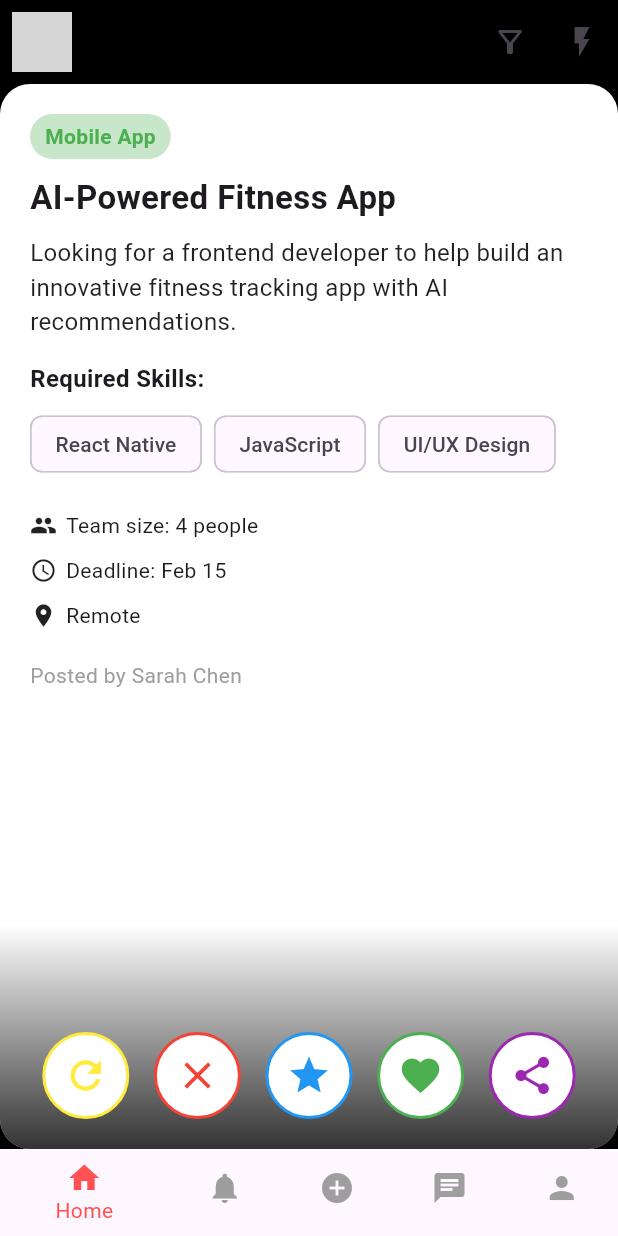
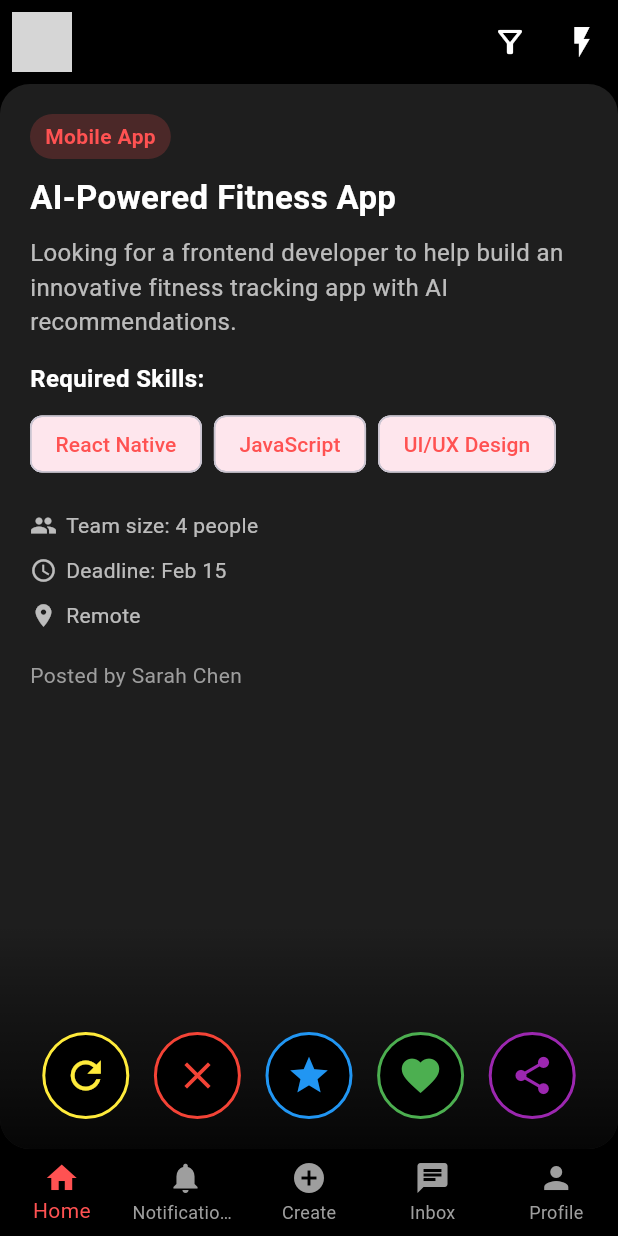
Before and after one commit to Deepak-Kambala/PairUp, a Flutter app: the HomeScreen screen opened directly, on a phone screen of 412 x 824 dp. Run offline on Flutter 3.47's test engine with Material 3 defaults, Android fonts, the phone set to English and light mode, and no system bars; drawn by our look-alikes of flutter_card_swiper; grey boxes are pictures that could not be loaded.

Commit message:
Modified UI of cards and added multiple visibility of cards simultaneously

```diff
--- a/lib/screens/home_screen.dart
+++ b/lib/screens/home_screen.dart
@@ -40,6 +40,7 @@ class _HomeScreenState extends State<HomeScreen> {
   @override
   Widget build(BuildContext context) {
     return Scaffold(
+      backgroundColor: Colors.black, // dark background
       appBar: AppBar(
         backgroundColor: Colors.black,
         elevation: 0,
@@ -49,11 +50,11 @@ class _HomeScreenState extends State<HomeScreen> {
         ),
         actions: [
           IconButton(
-            icon: const Icon(Icons.filter_alt_outlined),
+            icon: const Icon(Icons.filter_alt_outlined, color: Colors.white),
             onPressed: () {},
           ),
           IconButton(
-            icon: const Icon(Icons.flash_on),
+            icon: const Icon(Icons.flash_on, color: Colors.white),
             onPressed: () {},
           ),
         ],
@@ -67,13 +68,75 @@ class _HomeScreenState extends State<HomeScreen> {
           cardsCount: opportunities.length,
           cardBuilder: (context, index, percentX, percentY) {
             final opp = opportunities[index];
+            return _buildOpportunityCard(opp);
+          },
+          onEnd: () {
+            ScaffoldMessenger.of(context).showSnackBar(
+              const SnackBar(
+                content: Text("No more opportunities to show!"),
+                backgroundColor: Colors.deepPurple,
+              ),
+            );
+          },
+          allowedSwipeDirection: AllowedSwipeDirection.only(
+            left: true,
+            right: true,
+          ),
+
+          // 🔥 Tinder-like stacking
+          numberOfCardsDisplayed: 2, // show current + next card
+          scale: 0.9, // back card slightly smaller
+          backCardOffset: const Offset(0, 40), // peek effect
+          padding: EdgeInsets.zero,
+          maxAngle: 15,
+        ),
+      ),
+      bottomNavigationBar: BottomNavigationBar(
+        currentIndex: _currentIndex,
+        backgroundColor: Colors.black,
+        selectedItemColor: Colors.redAccent,
+        unselectedItemColor: Colors.grey,
+        type: BottomNavigationBarType.fixed,
+        onTap: (index) {
+          setState(() {
+            _currentIndex = index;
+          });
+        },
+        items: const [
+          BottomNavigationBarItem(
+            icon: Icon(Icons.home),
+            label: 'Home',
+          ),
+          BottomNavigationBarItem(
+            icon: Icon(Icons.notifications),
+            label: 'Notifications',
+          ),
+          BottomNavigationBarItem(
+            icon: Icon(Icons.add_circle),
+            label: 'Create',
+          ),
+          BottomNavigationBarItem(
+            icon: Icon(Icons.chat),
+            label: 'Inbox',
+          ),
+          BottomNavigationBarItem(
+            icon: Icon(Icons.person),
+            label: 'Profile',
+          ),
+        ],
+      ),
+    );
+  }
+
+  /// Builds a single opportunity card
+  Widget _buildOpportunityCard(Map<String, dynamic> opp) {
     return ClipRRect(
       borderRadius: BorderRadius.circular(20),
       child: Stack(
         children: [
-                  // White background card content
+          // Card background (dark but not full black)
           Container(
-                    color: Colors.white,
+            color: const Color(0xFF1E1E1E),
             width: double.infinity,
             height: double.infinity,
             padding: const EdgeInsets.all(20),
@@ -87,14 +150,15 @@ class _HomeScreenState extends State<HomeScreen> {
                     padding: const EdgeInsets.symmetric(
                         horizontal: 10, vertical: 5),
                     decoration: BoxDecoration(
-                              color: Colors.green.shade100,
+                      color: Colors.redAccent.withOpacity(0.2),
                       borderRadius: BorderRadius.circular(20),
                     ),
                     child: Text(
                       opp["tag"],
                       style: const TextStyle(
-                                  color: Colors.green,
-                                  fontWeight: FontWeight.bold),
+                        color: Colors.redAccent,
+                        fontWeight: FontWeight.bold,
+                      ),
                     ),
                   ),
                   const SizedBox(height: 10),
@@ -103,7 +167,10 @@ class _HomeScreenState extends State<HomeScreen> {
                   Text(
                     opp["title"],
                     style: const TextStyle(
-                                fontSize: 22, fontWeight: FontWeight.bold),
+                      fontSize: 22,
+                      fontWeight: FontWeight.bold,
+                      color: Colors.white,
+                    ),
                   ),
                   const SizedBox(height: 10),
 
@@ -111,20 +178,31 @@ class _HomeScreenState extends State<HomeScreen> {
                   Text(
                     opp["description"],
                     style: const TextStyle(
-                                fontSize: 16, color: Colors.black87),
+                      fontSize: 16,
+                      color: Colors.white70,
+                    ),
                   ),
                   const SizedBox(height: 15),
 
                   // Skills
-                          const Text("Required Skills:",
+                  const Text(
+                    "Required Skills:",
                     style: TextStyle(
-                                  fontWeight: FontWeight.bold, fontSize: 16)),
+                      fontWeight: FontWeight.bold,
+                      fontSize: 16,
+                      color: Colors.white,
+                    ),
+                  ),
                   const SizedBox(height: 8),
                   Wrap(
                     spacing: 8,
                     children: List.generate(
                       opp["skills"].length,
-                                  (i) => Chip(label: Text(opp["skills"][i])),
+                          (i) => Chip(
+                        label: Text(opp["skills"][i]),
+                        backgroundColor: Colors.redAccent.withOpacity(0.1),
+                        labelStyle: const TextStyle(color: Colors.redAccent),
+                      ),
                     ),
                   ),
                   const SizedBox(height: 20),
@@ -132,32 +210,45 @@ class _HomeScreenState extends State<HomeScreen> {
                   // Team + Deadline + Remote
                   Row(
                     children: [
-                              const Icon(Icons.group, size: 18),
+                      const Icon(Icons.group, size: 18, color: Colors.white70),
                       const SizedBox(width: 6),
-                              Text("Team size: ${opp["teamSize"]}"),
+                      Text(
+                        "Team size: ${opp["teamSize"]}",
+                        style: const TextStyle(color: Colors.white70),
+                      ),
                     ],
                   ),
                   const SizedBox(height: 10),
                   Row(
                     children: [
-                              const Icon(Icons.access_time, size: 18),
+                      const Icon(Icons.access_time,
+                          size: 18, color: Colors.white70),
                       const SizedBox(width: 6),
-                              Text("Deadline: ${opp["deadline"]}"),
+                      Text(
+                        "Deadline: ${opp["deadline"]}",
+                        style: const TextStyle(color: Colors.white70),
+                      ),
                     ],
                   ),
                   const SizedBox(height: 10),
                   Row(
                     children: [
-                              const Icon(Icons.location_on, size: 18),
+                      const Icon(Icons.location_on,
+                          size: 18, color: Colors.white70),
                       const SizedBox(width: 6),
-                              Text(opp["remote"] ? "Remote" : "On-site"),
+                      Text(
+                        opp["remote"] ? "Remote" : "On-site",
+                        style: const TextStyle(color: Colors.white70),
+                      ),
                     ],
                   ),
                   const SizedBox(height: 20),
 
-                          Text("Posted by ${opp["postedBy"]}",
-                              style: const TextStyle(color: Colors.grey)),
-                          const SizedBox(height: 100), // leave space for buttons
+                  Text(
+                    "Posted by ${opp["postedBy"]}",
+                    style: const TextStyle(color: Colors.grey),
+                  ),
+                  const SizedBox(height: 100), // space for buttons
                 ],
               ),
             ),
@@ -208,59 +299,6 @@ class _HomeScreenState extends State<HomeScreen> {
         ],
       ),
     );
-          },
-          onEnd: () {
-            ScaffoldMessenger.of(context).showSnackBar(
-              const SnackBar(
-                content: Text("No more opportunities to show!"),
-                backgroundColor: Colors.deepPurple,
-              ),
-            );
-          },
-          allowedSwipeDirection: AllowedSwipeDirection.only(
-            left: true,
-            right: true,
-          ),
-          numberOfCardsDisplayed: 1,
-          scale: 1.0,
-          padding: EdgeInsets.zero,
-          maxAngle: 15,
-        ),
-      ),
-      bottomNavigationBar: BottomNavigationBar(
-        currentIndex: _currentIndex,
-        backgroundColor: Colors.black,
-        selectedItemColor: Colors.redAccent,
-        unselectedItemColor: Colors.grey,
-        onTap: (index) {
-          setState(() {
-            _currentIndex = index;
-          });
-        },
-        items: const [
-          BottomNavigationBarItem(
-            icon: Icon(Icons.home),
-            label: 'Home',
-          ),
-          BottomNavigationBarItem(
-            icon: Icon(Icons.notifications),
-            label: 'Notifications',
-          ),
-          BottomNavigationBarItem(
-            icon: Icon(Icons.add_circle),
-            label: 'Create',
-          ),
-          BottomNavigationBarItem(
-            icon: Icon(Icons.chat),
-            label: 'Inbox',
-          ),
-          BottomNavigationBarItem(
-            icon: Icon(Icons.person),
-            label: 'Profile',
-          ),
-        ],
-      ),
-    );
   }
 
   Widget _circleButton(IconData icon, Color color, VoidCallback onTap) {
@@ -270,7 +308,7 @@ class _HomeScreenState extends State<HomeScreen> {
         padding: const EdgeInsets.all(12),
         decoration: BoxDecoration(
           shape: BoxShape.circle,
-          color: Colors.white,
+          color: Colors.black,
           border: Border.all(color: color, width: 2),
         ),
         child: Icon(icon, color: color, size: 30),
```
Lines whose indentation alone changed are shown as unchanged.
